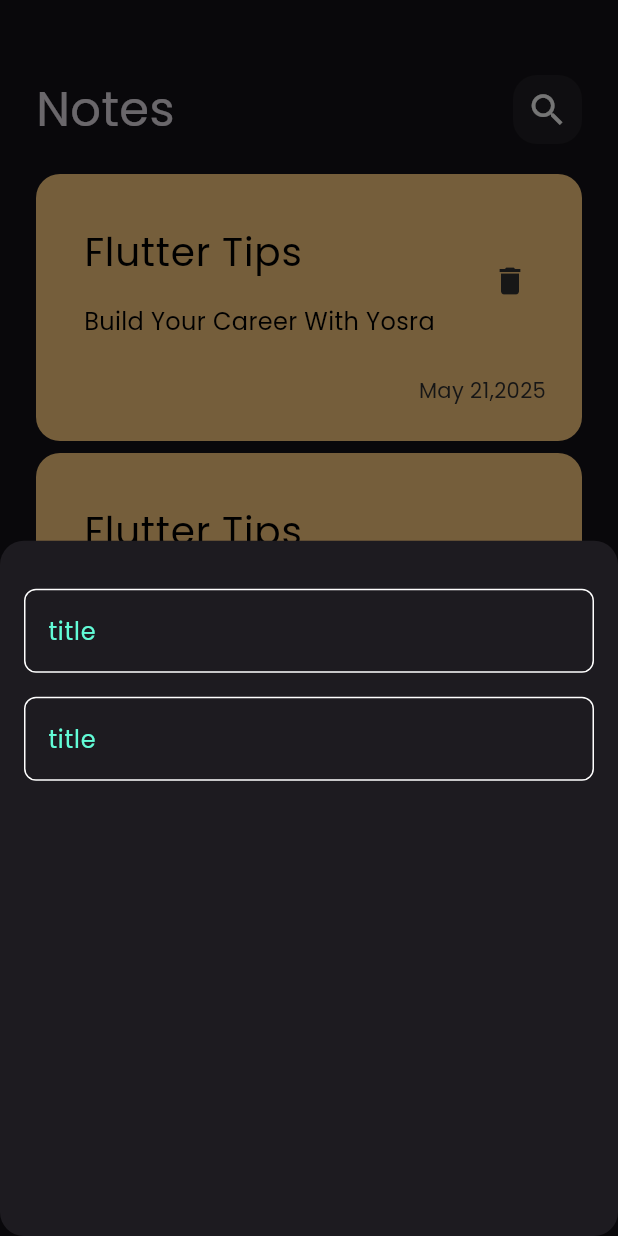
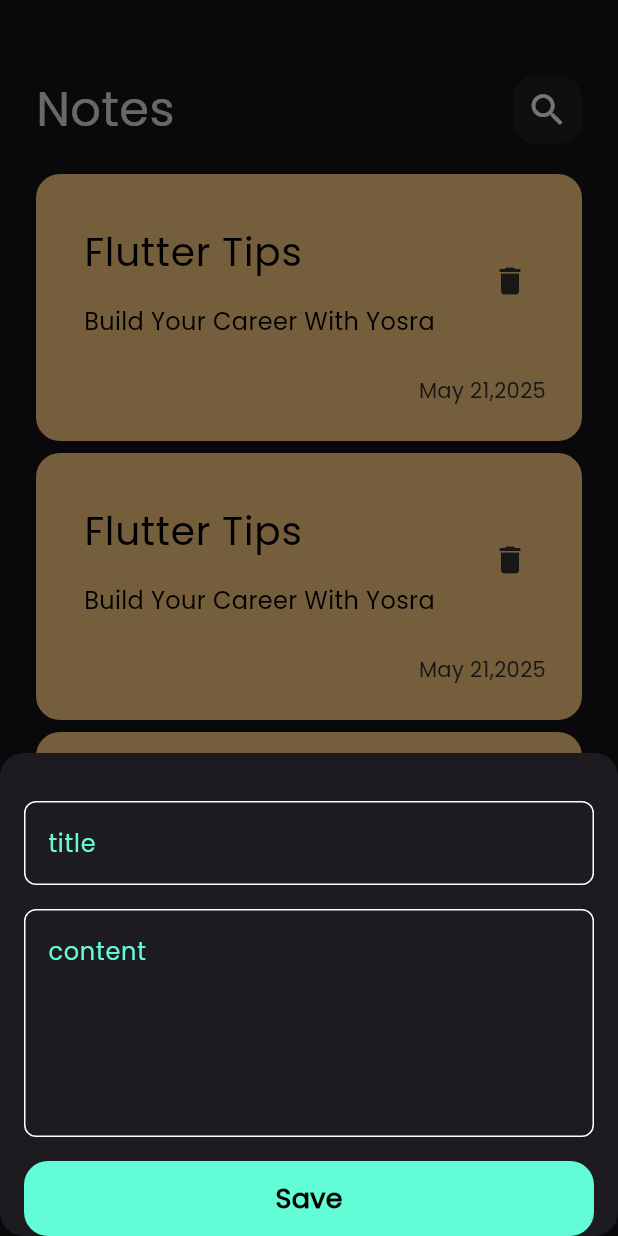
Before and after one commit to yosramohsen2-png/notes-app, a Flutter app: the screen it shows after launch, after a tap on the "add" icon, on a phone screen of 412 x 824 dp. Run offline on Flutter 3.47's test engine with Material 3 defaults, Android fonts, the phone set to English and light mode, and no system bars.

Commit message:
create custom button

```diff
--- a/lib/widgets/add_note_buttom_sheet.dart
+++ b/lib/widgets/add_note_buttom_sheet.dart
@@ -1,4 +1,6 @@
 import 'package:flutter/material.dart';
+import 'package:note/costants.dart';
+import 'package:note/widgets/custom_button.dart';
 import 'package:note/widgets/custom_text_field.dart';
 
 class AddNoteButtomSheet extends StatelessWidget {
@@ -8,13 +10,17 @@ class AddNoteButtomSheet extends StatelessWidget {
   Widget build(BuildContext context) {
     return Padding(
       padding: const EdgeInsets.symmetric(horizontal: 16),
+      child: SingleChildScrollView(
         child: Column(
           children: const [
             SizedBox(height: 32),
             CustomTextField(hint: 'title'),
             SizedBox(height: 16),
             CustomTextField(hint: 'content', maxLines: 5),
+            SizedBox(height: 16),
+            CustomButton(),
           ],
+        ),
       ),
     );
   }
--- /dev/null
+++ b/lib/widgets/custom_button.dart
@@ -0,0 +1,28 @@
+import 'package:flutter/material.dart';
+import 'package:note/costants.dart';
+
+class CustomButton extends StatelessWidget {
+  const CustomButton({super.key});
+
+  @override
+  Widget build(BuildContext context) {
+    return Container(
+      decoration: BoxDecoration(
+        color: KPrimaryColor,
+        borderRadius: BorderRadius.circular(16),
+      ),
+      width: MediaQuery.of(context).size.width,
+      height: 50,
+      child: const Center(
+        child: Text(
+          'Save',
+          style: TextStyle(
+            color: Colors.black,
+            fontSize: 18,
+            fontWeight: FontWeight.bold,
+          ),
+        ),
+      ),
+    );
+  }
+}
--- a/lib/widgets/custom_text_field.dart
+++ b/lib/widgets/custom_text_field.dart
@@ -2,14 +2,17 @@ import 'package:flutter/material.dart';
 import 'package:note/costants.dart';
 
 class CustomTextField extends StatelessWidget {
-  const CustomTextField({super.key});
-
+  const CustomTextField({super.key, required this.hint, this.maxLines = 1});
+  final String hint;
+  final int maxLines;
   @override
   Widget build(BuildContext context) {
     return TextField(
       cursorColor: KPrimaryColor,
+      maxLines: maxLines,
       decoration: InputDecoration(
-        hintText: 'title',
+        hintText: hint,
+
         hintStyle: TextStyle(color: KPrimaryColor),
         border: buildborder(),
         enabledBorder: buildborder(),
```
Lines whose indentation alone changed are shown as unchanged.
